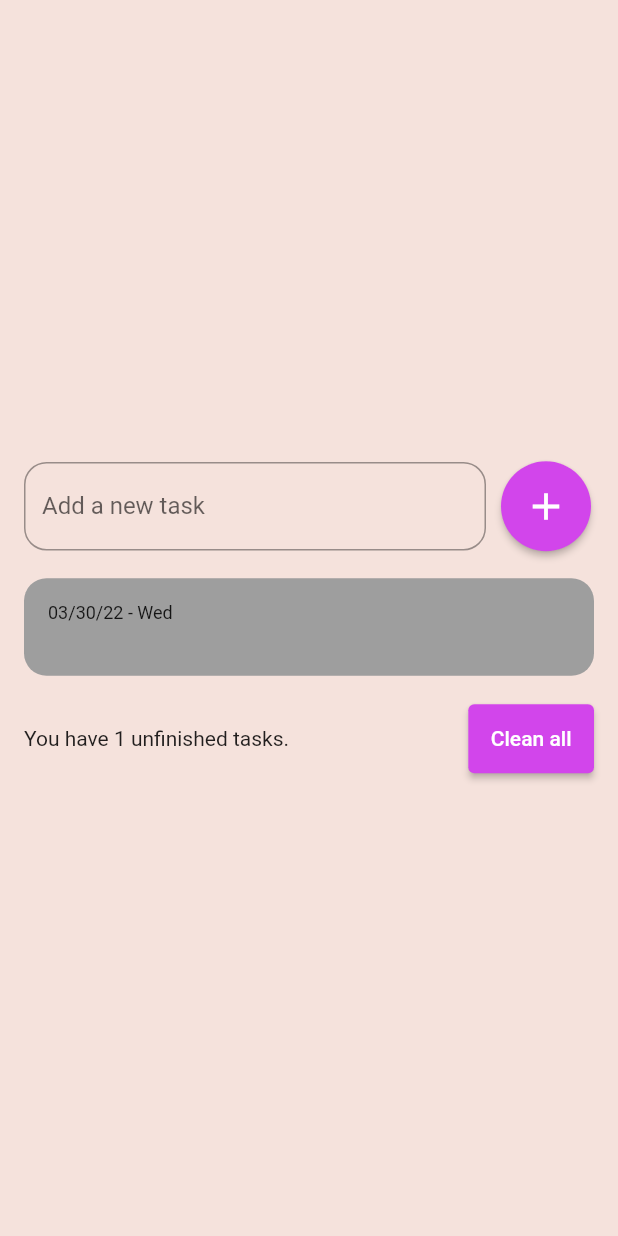
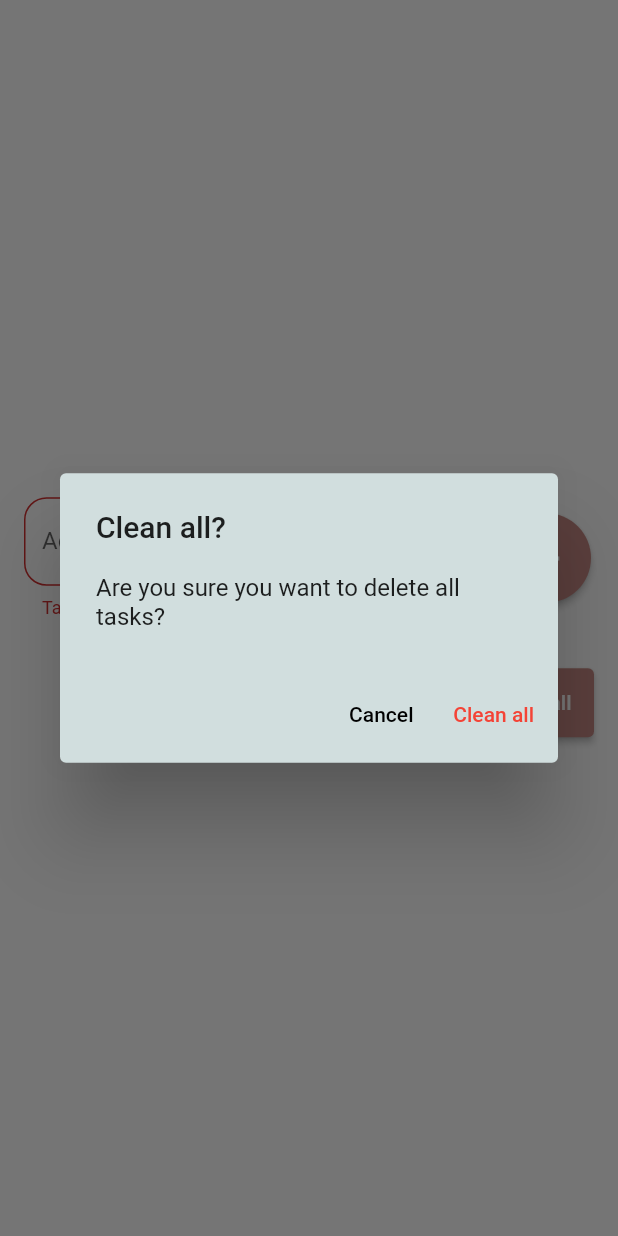
Before and after one commit to yoruwitch/flutter, a Flutter app: the screen it shows after launch, after a tap on the "add" icon, after a tap on "Clean all", on a phone screen of 412 x 824 dp. Run offline on Flutter 3.47's test engine with Material 2 defaults, Android fonts, the phone set to English and light mode, and no system bars; drawn by our look-alikes of flutter_slidable; our stand-ins replace shared_preferences.

Commit message:
Updated project

```diff
--- a/todo-list/todo_list/lib/main.dart
+++ b/todo-list/todo_list/lib/main.dart
@@ -10,7 +10,7 @@ class MyApp extends StatelessWidget {
 
   @override
   Widget build(BuildContext context) {
-    return  MaterialApp(
+    return  const MaterialApp(
       debugShowCheckedModeBanner: false,
       home: TodoListPage(),
     );
--- a/todo-list/todo_list/lib/models/todo.dart
+++ b/todo-list/todo_list/lib/models/todo.dart
@@ -1,7 +1,17 @@
 class Todo {
   Todo({required this.title, required this.dateTime});
 
+  Todo.fromJson(Map<String, dynamic> json)
+    : title = json['title'],
+      dateTime = DateTime.parse(json['datetime']);
 
   String title;
   DateTime dateTime;
+
+  Map<String, dynamic> toJson() {
+    return {
+      'title': title,
+      'datetime': dateTime.toIso8601String(),
+    };
+  }
 }
--- a/todo-list/todo_list/lib/pages/todo_list_page.dart
+++ b/todo-list/todo_list/lib/pages/todo_list_page.dart
@@ -1,5 +1,7 @@
 import 'package:flutter/material.dart';
+import 'package:flutter/services.dart';
 import 'package:todo_list/models/todo.dart';
+import 'package:todo_list/repositories/todo_repository.dart';
 import 'package:todo_list/widgets/todo_list_item.dart';
 
 class TodoListPage extends StatefulWidget {
@@ -11,19 +13,34 @@ class TodoListPage extends StatefulWidget {
 
 class _TodoListPageState extends State<TodoListPage> {
   final TextEditingController todoController = TextEditingController();
-
+  final TodoRepository todoRepository = TodoRepository();
 
 
   List<Todo> tasks = [];
+
+  Todo? deletedTask;
+  int? deletedTaskPos;
+
+  String? errorText;
+
+  @override
+  void initState() {
+    super.initState();
+
+    todoRepository.getTodoList().then((value){
+      setState(() {
+      tasks = value;});
+    });
+  }
 
   @override
   Widget build(BuildContext context) {
     return SafeArea(
       child: Scaffold(
-        backgroundColor: Color.fromARGB(249, 245, 225, 219),
+        backgroundColor: Color.fromARGB(255, 255, 255, 255),
         body: Center(
             child: Padding(
-                padding: EdgeInsets.all(16),
+                padding: const EdgeInsets.all(16),
                 child: Column(
                   mainAxisSize: MainAxisSize.min,
                   children: [
@@ -32,14 +49,21 @@ class _TodoListPageState extends State<TodoListPage> {
                         Expanded(
                           child: TextField(
                             controller: todoController,
-
-                              decoration:
-                              InputDecoration(
+                            decoration: InputDecoration(
                                 border: OutlineInputBorder(
+                                  borderSide: const BorderSide(
+                                      color: Color.fromRGBO(223, 146, 142, 1)),
                                   borderRadius: BorderRadius.circular(15),
                                 ),
                                 labelText: 'Add a new task',
-                                  hintText: 'Ex: Complete the math list.'),
+                                hintText: 'Ex: Complete the math list.',
+                                errorText: errorText,
+                                focusedBorder: const OutlineInputBorder(
+                                  borderSide: BorderSide(
+                                    color: Color.fromRGBO(29, 32, 31, 1),
+                                  )
+                                )
+                                ),
                           ),
                         ),
                         const SizedBox(
@@ -48,19 +72,29 @@ class _TodoListPageState extends State<TodoListPage> {
                         ElevatedButton(
                           onPressed: () {
                             String textInside = todoController.text;
+
+                            if(textInside.isEmpty) {
+                              setState(() {
+                                errorText = 'Task name cannot be empty!';
+                              });
+                              return;
+                            }
+
                             setState(() {
                               Todo newTodo = Todo(
                                 title: textInside,
                                 dateTime: DateTime.now(),
                               );
                               tasks.add(newTodo);
+                              errorText = null;
                               todoController.clear();
+                              todoRepository.saveTodoList(tasks);
                             });
                           },
                           style: ElevatedButton.styleFrom(
-                            primary: Color.fromRGBO(210, 69, 235, 1),
-                            padding: EdgeInsets.all(15),
-                            shape: CircleBorder(),
+                            primary: const Color.fromRGBO(197, 136 , 130, 1),
+                            padding: const EdgeInsets.all(15),
+                            shape: const CircleBorder(),
                           ),
                           child: const Icon(
                             Icons.add,
@@ -79,6 +113,7 @@ class _TodoListPageState extends State<TodoListPage> {
                           for (Todo task in tasks)
                             TodoListItem(
                               task: task,
+                              onDelete: onDelete,
                             ),
                         ],
                       ),
@@ -89,15 +124,18 @@ class _TodoListPageState extends State<TodoListPage> {
                     Row(
                       children: [
                         Expanded(
-                            child: Text('You have ${tasks.length} unfinished tasks.')),
+                            child: Text(
+                          'You have ${tasks.length} unfinished tasks.',
+                          style: TextStyle(color: Colors.white),
+                        )),
                         const SizedBox(width: 16),
                         ElevatedButton(
-                          onPressed: () {},
+                          onPressed: showDeleteTasksConfirm,
                           style: ElevatedButton.styleFrom(
-                            primary: Color.fromRGBO(210, 69, 235, 1),
-                            padding: EdgeInsets.all(15),
+                            primary: const Color.fromRGBO(197, 136 , 130, 1),
+                            padding: const EdgeInsets.all(15),
                           ),
-                          child: Text('Clean all'),
+                          child: const Text('Clean all'),
                         )
                       ],
                     )
@@ -106,4 +144,72 @@ class _TodoListPageState extends State<TodoListPage> {
       ),
     );
   }
+
+  //callback:
+
+  void onDelete(Todo task) {
+    deletedTask = task;
+    deletedTaskPos = tasks.indexOf(task);
+    setState(() {
+      tasks.remove(task);
+    });
+     todoRepository.saveTodoList(tasks);
+
+    // alert message when deleting something:
+    ScaffoldMessenger.of(context).clearSnackBars();
+    ScaffoldMessenger.of(context).showSnackBar(
+      SnackBar(
+        content: Text(
+          'Task ${task.title} has been removed!',
+          style: const TextStyle(color: Colors.white),
+        ),
+        backgroundColor: const Color.fromRGBO(197, 136 , 130, 1),
+        action: SnackBarAction(
+          label: 'Undo',
+          textColor: Colors.white,
+          onPressed: () {
+            setState(() {
+              tasks.insert(deletedTaskPos!, deletedTask!);
+            });
+             todoRepository.saveTodoList(tasks);
+          },
+        ),
+        duration: const Duration(seconds: 5),
+      ),
+    );
   }
+
+  void showDeleteTasksConfirm() {
+    showDialog(
+      context: context,
+      builder: (context) => AlertDialog(
+        backgroundColor: Color.fromRGBO(209, 222, 222, 1),
+        title: Text('Clean all?'),
+        content: Text('Are you sure you want to delete all tasks?'),
+        actions: [
+          TextButton(
+            onPressed: () {
+              Navigator.of(context).pop();
+            },
+            child: Text('Cancel'),
+            style: TextButton.styleFrom(primary: Colors.black),
+          ),
+          TextButton(
+            onPressed: () {
+              Navigator.of(context).pop();
+              deleteAllTasks();
+            },
+            child: Text('Clean all'),
+            style: TextButton.styleFrom(primary: Colors.red),
+          ),
+        ],
+      ),
+    );
+  }
+    void deleteAllTasks(){
+      setState(() {
+        tasks.clear();
+      });
+       todoRepository.saveTodoList(tasks);
+    }
+}
--- /dev/null
+++ b/todo-list/todo_list/lib/repositories/todo_repository.dart
@@ -0,0 +1,24 @@
+import 'dart:convert';
+
+import 'package:shared_preferences/shared_preferences.dart';
+import 'package:todo_list/models/todo.dart';
+
+const todoListKey = 'todo_list';
+
+class TodoRepository {
+  late SharedPreferences sharedPreferences;
+
+  // ignore: unused_element
+  Future<List<Todo>> getTodoList() async {
+    sharedPreferences = await SharedPreferences.getInstance();
+    final String jsonString =
+        sharedPreferences.getString('todoListKey') ?? '[]';
+    final List jsonDecoded = json.decode(jsonString) as List;
+    return jsonDecoded.map((e) => Todo.fromJson(e)).toList();
+  }
+
+  void saveTodoList(List<Todo> tasks) {
+    final String jsonString = json.encode(tasks);
+    sharedPreferences.setString('todoListKey', jsonString);
+  }
+}
--- a/todo-list/todo_list/lib/widgets/todo_list_item.dart
+++ b/todo-list/todo_list/lib/widgets/todo_list_item.dart
@@ -4,34 +4,37 @@ import 'package:intl/intl.dart';
 import 'package:todo_list/models/todo.dart';
 
 class TodoListItem extends StatelessWidget {
-  const TodoListItem({Key? key, required this.task}) : super(key: key);
+  const TodoListItem({
+    Key? key,
+    required this.task,
+    required this.onDelete,
+  }) : super(key: key);
 
   final Todo task;
-
+  final Function(Todo) onDelete;
   @override
   Widget build(BuildContext context) {
     return Padding(
-      padding: EdgeInsets.symmetric(vertical: 2),
+      padding: const EdgeInsets.symmetric(vertical: 2),
       child: Slidable(
         child: Container(
           decoration: BoxDecoration(
             borderRadius: BorderRadius.circular(15),
-            color: Colors.grey,
+            color: const Color.fromRGBO(223, 146, 142, 1),
           ),
-
           padding: const EdgeInsets.all(16),
           child: Column(
             crossAxisAlignment: CrossAxisAlignment.stretch,
             children: [
               Text(
                 DateFormat('MM/dd/yy - EE').format(task.dateTime),
-                style: TextStyle(
+                style: const TextStyle(
                   fontSize: 12,
                 ),
               ),
               Text(
                 task.title,
-                style: TextStyle(fontSize: 16, fontWeight: FontWeight.w600),
+                style: const TextStyle(fontSize: 16, fontWeight: FontWeight.w600),
               )
             ],
           ),
@@ -43,9 +46,9 @@ class TodoListItem extends StatelessWidget {
             color: Colors.red,
             icon: Icons.delete,
             caption: 'Delete',
-            onTap: (){
+            onTap: () {
+              onDelete(task);
             },
-
           )
         ],
       ),
--- a/todo-list/todo_list/pubspec.yaml
+++ b/todo-list/todo_list/pubspec.yaml
@@ -36,6 +36,7 @@ dependencies:
   cupertino_icons: ^1.0.2
   intl:
   flutter_slidable: ^0.6.0
+  shared_preferences: ^2.0.13
 
 dev_dependencies:
   flutter_test:
```
Also changed, not shown: todo-list/todo_list/pubspec.lock, 1 other file. Lines whose indentation alone changed are shown as unchanged.
